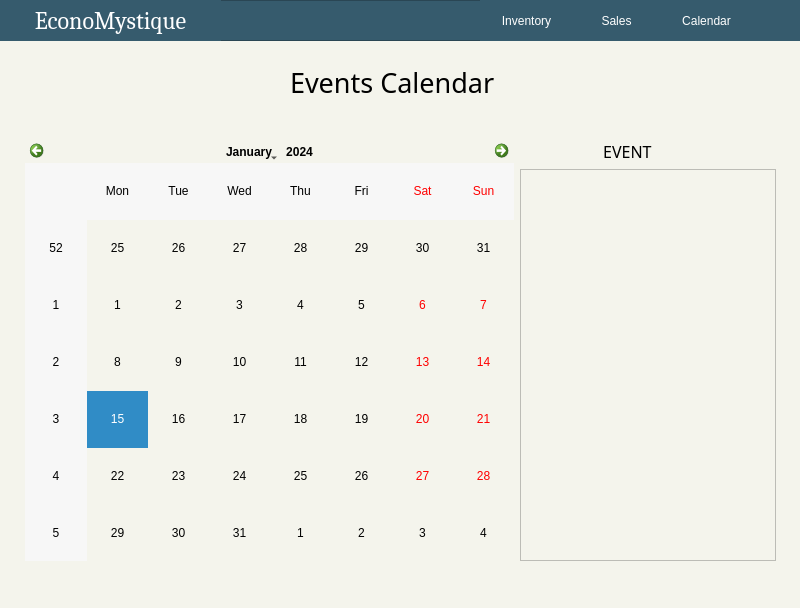
Before: the Qt Designer form calendar.ui in ongchangco/Economystique2, drawn with Qt 5.
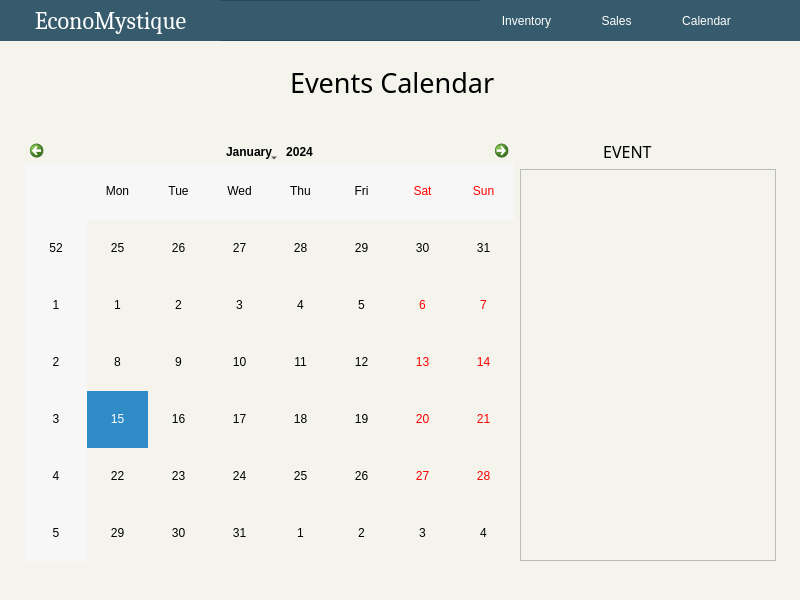
After: the same form once the commit is applied. Icons and pictures are not drawn.

Commit message: replaced windows as widgets

The edit to the form file:
```diff
--- a/calendar.ui
+++ b/calendar.ui
@@ -1,444 +1,23 @@
 <?xml version="1.0" encoding="UTF-8"?>
 <ui version="4.0">
  <class>Calendar</class>
- <widget class="QMainWindow" name="Calendar">
+ <widget class="QWidget" name="Calendar">
   <property name="geometry">
    <rect>
     <x>0</x>
     <y>0</y>
     <width>800</width>
-    <height>608</height>
+    <height>600</height>
    </rect>
   </property>
-  <property name="palette">
-   <palette>
-    <active>
-     <colorrole role="WindowText">
-      <brush brushstyle="SolidPattern">
-       <color alpha="255">
-        <red>0</red>
-        <green>0</green>
-        <blue>0</blue>
-       </color>
-      </brush>
-     </colorrole>
-     <colorrole role="Button">
-      <brush brushstyle="SolidPattern">
-       <color alpha="255">
-        <red>244</red>
-        <green>244</green>
-        <blue>236</blue>
-       </color>
-      </brush>
-     </colorrole>
-     <colorrole role="Light">
-      <brush brushstyle="SolidPattern">
-       <color alpha="255">
-        <red>255</red>
-        <green>255</green>
-        <blue>255</blue>
-       </color>
-      </brush>
-     </colorrole>
-     <colorrole role="Midlight">
-      <brush brushstyle="SolidPattern">
-       <color alpha="255">
-        <red>251</red>
-        <green>249</green>
-        <blue>247</blue>
-       </color>
-      </brush>
-     </colorrole>
-     <colorrole role="Dark">
-      <brush brushstyle="SolidPattern">
-       <color alpha="255">
-        <red>123</red>
-        <green>122</green>
-        <blue>119</blue>
-       </color>
-      </brush>
-     </colorrole>
-     <colorrole role="Mid">
-      <brush brushstyle="SolidPattern">
-       <color alpha="255">
-        <red>165</red>
-        <green>163</green>
-        <blue>159</blue>
-       </color>
-      </brush>
-     </colorrole>
-     <colorrole role="Text">
-      <brush brushstyle="SolidPattern">
-       <color alpha="255">
-        <red>0</red>
-        <green>0</green>
-        <blue>0</blue>
-       </color>
-      </brush>
-     </colorrole>
-     <colorrole role="BrightText">
-      <brush brushstyle="SolidPattern">
-       <color alpha="255">
-        <red>255</red>
-        <green>255</green>
-        <blue>255</blue>
-       </color>
-      </brush>
-     </colorrole>
-     <colorrole role="ButtonText">
-      <brush brushstyle="SolidPattern">
-       <color alpha="255">
-        <red>0</red>
-        <green>0</green>
-        <blue>0</blue>
-       </color>
-      </brush>
-     </colorrole>
-     <colorrole role="Base">
-      <brush brushstyle="SolidPattern">
-       <color alpha="255">
-        <red>244</red>
-        <green>244</green>
-        <blue>236</blue>
-       </color>
-      </brush>
-     </colorrole>
-     <colorrole role="Window">
-      <brush brushstyle="SolidPattern">
-       <color alpha="255">
-        <red>244</red>
-        <green>244</green>
-        <blue>236</blue>
-       </color>
-      </brush>
-     </colorrole>
-     <colorrole role="Shadow">
-      <brush brushstyle="SolidPattern">
-       <color alpha="255">
-        <red>0</red>
-        <green>0</green>
-        <blue>0</blue>
-       </color>
-      </brush>
-     </colorrole>
-     <colorrole role="AlternateBase">
-      <brush brushstyle="SolidPattern">
-       <color alpha="255">
-        <red>251</red>
-        <green>249</green>
-        <blue>247</blue>
-       </color>
-      </brush>
-     </colorrole>
-     <colorrole role="ToolTipBase">
-      <brush brushstyle="SolidPattern">
-       <color alpha="255">
-        <red>255</red>
-        <green>255</green>
-        <blue>220</blue>
-       </color>
-      </brush>
-     </colorrole>
-     <colorrole role="ToolTipText">
-      <brush brushstyle="SolidPattern">
-       <color alpha="255">
-        <red>0</red>
-        <green>0</green>
-        <blue>0</blue>
-       </color>
-      </brush>
-     </colorrole>
-    </active>
-    <inactive>
-     <colorrole role="WindowText">
-      <brush brushstyle="SolidPattern">
-       <color alpha="255">
-        <red>0</red>
-        <green>0</green>
-        <blue>0</blue>
-       </color>
-      </brush>
-     </colorrole>
-     <colorrole role="Button">
-      <brush brushstyle="SolidPattern">
-       <color alpha="255">
-        <red>244</red>
-        <green>244</green>
-        <blue>236</blue>
-       </color>
-      </brush>
-     </colorrole>
-     <colorrole role="Light">
-      <brush brushstyle="SolidPattern">
-       <color alpha="255">
-        <red>255</red>
-        <green>255</green>
-        <blue>255</blue>
-       </color>
-      </brush>
-     </colorrole>
-     <colorrole role="Midlight">
-      <brush brushstyle="SolidPattern">
-       <color alpha="255">
-        <red>251</red>
-        <green>249</green>
-        <blue>247</blue>
-       </color>
-      </brush>
-     </colorrole>
-     <colorrole role="Dark">
-      <brush brushstyle="SolidPattern">
-       <color alpha="255">
-        <red>123</red>
-        <green>122</green>
-        <blue>119</blue>
-       </color>
-      </brush>
-     </colorrole>
-     <colorrole role="Mid">
-      <brush brushstyle="SolidPattern">
-       <color alpha="255">
-        <red>165</red>
-        <green>163</green>
-        <blue>159</blue>
-       </color>
-      </brush>
-     </colorrole>
-     <colorrole role="Text">
-      <brush brushstyle="SolidPattern">
-       <color alpha="255">
-        <red>0</red>
-        <green>0</green>
-        <blue>0</blue>
-       </color>
-      </brush>
-     </colorrole>
-     <colorrole role="BrightText">
-      <brush brushstyle="SolidPattern">
-       <color alpha="255">
-        <red>255</red>
-        <green>255</green>
-        <blue>255</blue>
-       </color>
-      </brush>
-     </colorrole>
-     <colorrole role="ButtonText">
-      <brush brushstyle="SolidPattern">
-       <color alpha="255">
-        <red>0</red>
-        <green>0</green>
-        <blue>0</blue>
-       </color>
-      </brush>
-     </colorrole>
-     <colorrole role="Base">
-      <brush brushstyle="SolidPattern">
-       <color alpha="255">
-        <red>244</red>
-        <green>244</green>
-        <blue>236</blue>
-       </color>
-      </brush>
-     </colorrole>
-     <colorrole role="Window">
-      <brush brushstyle="SolidPattern">
-       <color alpha="255">
-        <red>244</red>
-        <green>244</green>
-        <blue>236</blue>
-       </color>
-      </brush>
-     </colorrole>
-     <colorrole role="Shadow">
-      <brush brushstyle="SolidPattern">
-       <color alpha="255">
-        <red>0</red>
-        <green>0</green>
-        <blue>0</blue>
-       </color>
-      </brush>
-     </colorrole>
-     <colorrole role="AlternateBase">
-      <brush brushstyle="SolidPattern">
-       <color alpha="255">
-        <red>251</red>
-        <green>249</green>
-        <blue>247</blue>
-       </color>
-      </brush>
-     </colorrole>
-     <colorrole role="ToolTipBase">
-      <brush brushstyle="SolidPattern">
-       <color alpha="255">
-        <red>255</red>
-        <green>255</green>
-        <blue>220</blue>
-       </color>
-      </brush>
-     </colorrole>
-     <colorrole role="ToolTipText">
-      <brush brushstyle="SolidPattern">
-       <color alpha="255">
-        <red>0</red>
-        <green>0</green>
-        <blue>0</blue>
-       </color>
-      </brush>
-     </colorrole>
-    </inactive>
-    <disabled>
-     <colorrole role="WindowText">
-      <brush brushstyle="SolidPattern">
-       <color alpha="255">
-        <red>0</red>
-        <green>0</green>
-        <blue>0</blue>
-       </color>
-      </brush>
-     </colorrole>
-     <colorrole role="Button">
-      <brush brushstyle="SolidPattern">
-       <color alpha="255">
-        <red>244</red>
-        <green>244</green>
-        <blue>236</blue>
-       </color>
-      </brush>
-     </colorrole>
-     <colorrole role="Light">
-      <brush brushstyle="SolidPattern">
-       <color alpha="255">
-        <red>255</red>
-        <green>255</green>
-        <blue>255</blue>
-       </color>
-      </brush>
-     </colorrole>
-     <colorrole role="Midlight">
-      <brush brushstyle="SolidPattern">
-       <color alpha="255">
-        <red>251</red>
-        <green>249</green>
-        <blue>247</blue>
-       </color>
-      </brush>
-     </colorrole>
-     <colorrole role="Dark">
-      <brush brushstyle="SolidPattern">
-       <color alpha="255">
-        <red>123</red>
-        <green>122</green>
-        <blue>119</blue>
-       </color>
-      </brush>
-     </colorrole>
-     <colorrole role="Mid">
-      <brush brushstyle="SolidPattern">
-       <color alpha="255">
-        <red>165</red>
-        <green>163</green>
-        <blue>159</blue>
-       </color>
-      </brush>
-     </colorrole>
-     <colorrole role="Text">
-      <brush brushstyle="SolidPattern">
-       <color alpha="255">
-        <red>0</red>
-        <green>0</green>
-        <blue>0</blue>
-       </color>
-      </brush>
-     </colorrole>
-     <colorrole role="BrightText">
-      <brush brushstyle="SolidPattern">
-       <color alpha="255">
-        <red>255</red>
-        <green>255</green>
-        <blue>255</blue>
-       </color>
-      </brush>
-     </colorrole>
-     <colorrole role="ButtonText">
-      <brush brushstyle="SolidPattern">
-       <color alpha="255">
-        <red>0</red>
-        <green>0</green>
-        <blue>0</blue>
-       </color>
-      </brush>
-     </colorrole>
-     <colorrole role="Base">
-      <brush brushstyle="SolidPattern">
-       <color alpha="255">
-        <red>244</red>
-        <green>244</green>
-        <blue>236</blue>
-       </color>
-      </brush>
-     </colorrole>
-     <colorrole role="Window">
-      <brush brushstyle="SolidPattern">
-       <color alpha="255">
-        <red>244</red>
-        <green>244</green>
-        <blue>236</blue>
-       </color>
-      </brush>
-     </colorrole>
-     <colorrole role="Shadow">
-      <brush brushstyle="SolidPattern">
-       <color alpha="255">
-        <red>0</red>
-        <green>0</green>
-        <blue>0</blue>
-       </color>
-      </brush>
-     </colorrole>
-     <colorrole role="AlternateBase">
-      <brush brushstyle="SolidPattern">
-       <color alpha="255">
-        <red>247</red>
-        <green>244</green>
-        <blue>239</blue>
-       </color>
-      </brush>
-     </colorrole>
-     <colorrole role="ToolTipBase">
-      <brush brushstyle="SolidPattern">
-       <color alpha="255">
-        <red>255</red>
-        <green>255</green>
-        <blue>220</blue>
-       </color>
-      </brush>
-     </colorrole>
-     <colorrole role="ToolTipText">
-      <brush brushstyle="SolidPattern">
-       <color alpha="255">
-        <red>0</red>
-        <green>0</green>
-        <blue>0</blue>
-       </color>
-      </brush>
-     </colorrole>
-    </disabled>
-   </palette>
-  </property>
   <property name="windowTitle">
    <string>EconoMystique</string>
   </property>
-  <property name="windowIcon">
-   <iconset>
-    <selectedon>img/econologo_bkgd.png</selectedon>
-   </iconset>
-  </property>
   <property name="styleSheet">
    <string notr="true">background: #f4f4ec;
 color: black;
 </string>
   </property>
-  <widget class="QWidget" name="centralwidget">
    <widget class="QWidget" name="verticalLayoutWidget">
     <property name="geometry">
      <rect>
@@ -467,47 +46,6 @@
      </item>
     </layout>
    </widget>
-   <widget class="QWidget" name="horizontalLayoutWidget">
-    <property name="geometry">
-     <rect>
-      <x>20</x>
-      <y>140</y>
-      <width>761</width>
-      <height>421</height>
-     </rect>
-    </property>
-    <layout class="QHBoxLayout" name="horizontalLayout" stretch="5,0">
-     <property name="leftMargin">
-      <number>5</number>
-     </property>
-     <property name="rightMargin">
-      <number>5</number>
-     </property>
-     <item>
-      <widget class="QCalendarWidget" name="calendarWidget"/>
-     </item>
-     <item>
-      <layout class="QVBoxLayout" name="verticalLayout_2">
-       <item>
-        <widget class="QLabel" name="eventLabel">
-         <property name="font">
-          <font>
-           <family>Sans Serif Collection</family>
-           <pointsize>12</pointsize>
-          </font>
-         </property>
-         <property name="text">
-          <string>                    EVENT</string>
-         </property>
-        </widget>
-       </item>
-       <item>
-        <widget class="QListView" name="eventListView"/>
-       </item>
-      </layout>
-     </item>
-    </layout>
-   </widget>
    <widget class="QFrame" name="frame">
     <property name="geometry">
      <rect>
@@ -702,8 +240,47 @@
      </property>
     </widget>
    </widget>
-  </widget>
-  <widget class="QStatusBar" name="statusbar"/>
+  <widget class="QWidget" name="horizontalLayoutWidget">
+   <property name="geometry">
+    <rect>
+     <x>20</x>
+     <y>140</y>
+     <width>761</width>
+     <height>421</height>
+    </rect>
+   </property>
+   <layout class="QHBoxLayout" name="horizontalLayout" stretch="5,0">
+    <property name="leftMargin">
+     <number>5</number>
+    </property>
+    <property name="rightMargin">
+     <number>5</number>
+    </property>
+    <item>
+     <widget class="QCalendarWidget" name="calendarWidget"/>
+    </item>
+    <item>
+     <layout class="QVBoxLayout" name="verticalLayout_2">
+      <item>
+       <widget class="QLabel" name="eventLabel">
+        <property name="font">
+         <font>
+          <family>Sans Serif Collection</family>
+          <pointsize>12</pointsize>
+         </font>
+        </property>
+        <property name="text">
+         <string>                    EVENT</string>
+        </property>
+       </widget>
+      </item>
+      <item>
+       <widget class="QListView" name="eventListView"/>
+      </item>
+     </layout>
+    </item>
+   </layout>
+  </widget>
  </widget>
  <resources/>
  <connections/>
```
Lines whose indentation alone changed are shown as unchanged. The commit also changes 20 other files.
